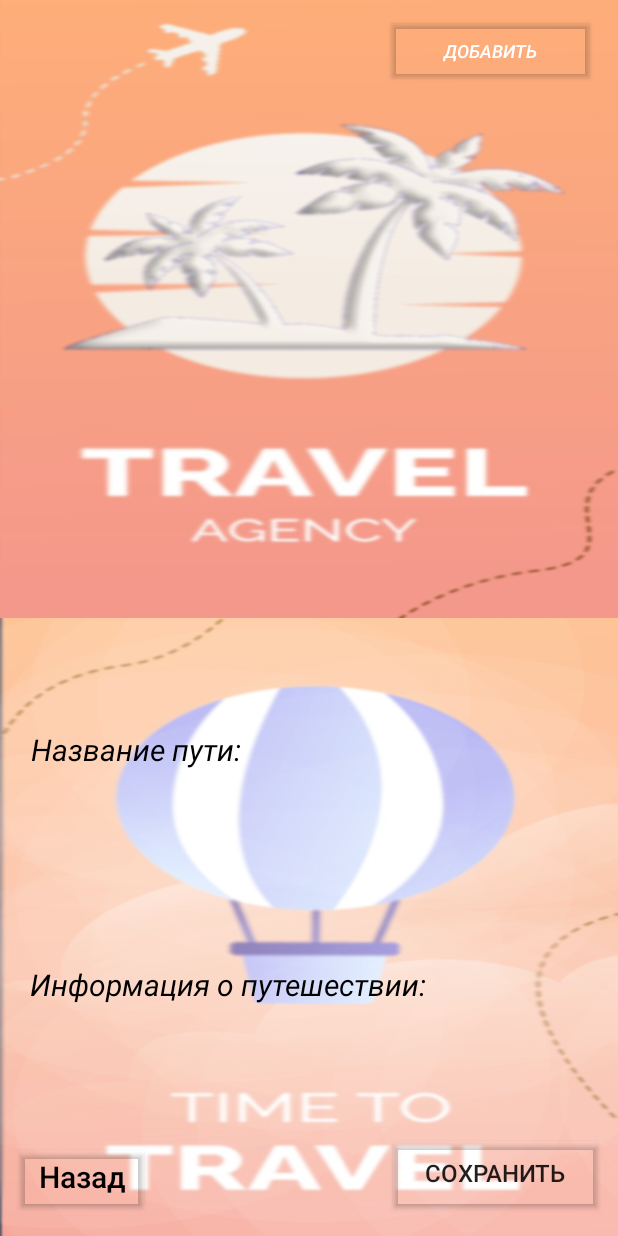
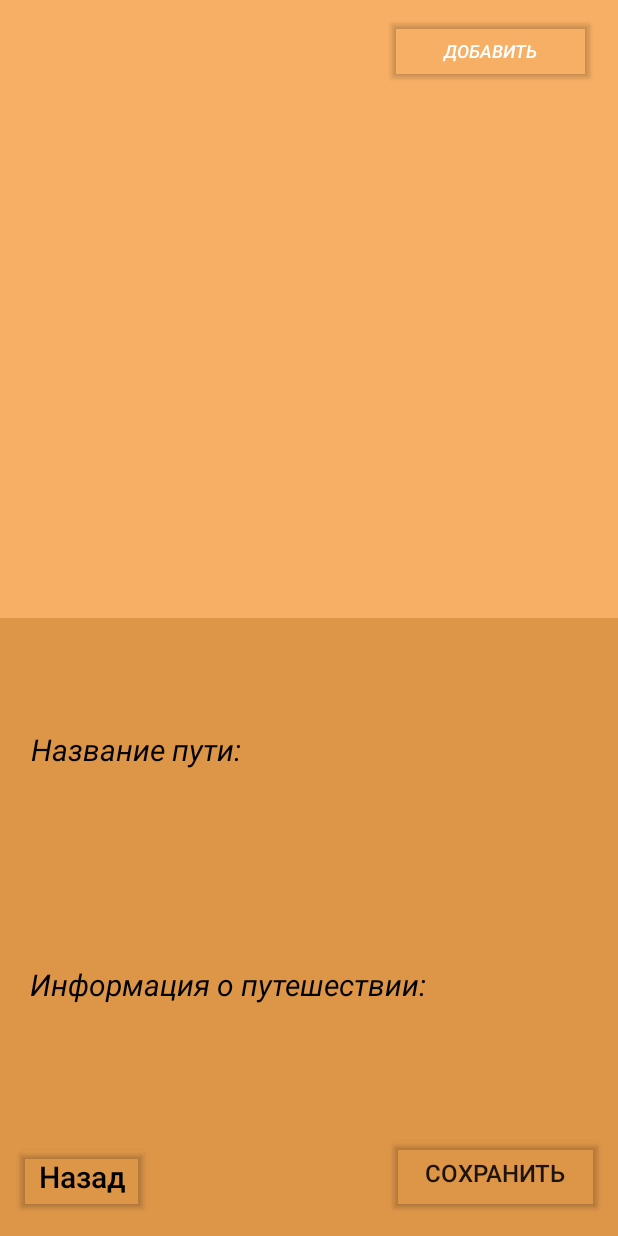
Before and after one commit to l-Mel-l/TravelAnd, an Android app: the screen it shows after launch (MainActivity), after a tap on "ДОБАВИТЬ", on a phone screen of 412 x 824 dp. Run offline under Robolectric (Android 15) with nearby library versions, the phone set to English and light mode, and no system bars.

Commit message:
чё-то сделал5

```diff
--- a/app/src/main/java/com/example/traveland/MainActivity.java
+++ b/app/src/main/java/com/example/traveland/MainActivity.java
@@ -27,6 +27,7 @@ public class MainActivity extends AppCompatActivity {
         if (savedInstanceState == null) {
             // Если это первый запуск, открываем фрагмент со списком заметок
             showNotesListFragment();
+
         }
     }
 
@@ -34,7 +35,6 @@ public class MainActivity extends AppCompatActivity {
     private void showNotesListFragment() {
         FragmentTransaction transaction = fragmentManager.beginTransaction();
         transaction.replace(R.id.listFragment, notesListFragment);
-        transaction.addToBackStack(null);
         transaction.commit();
     }
 
@@ -50,6 +50,7 @@ public class MainActivity extends AppCompatActivity {
         transaction.replace(R.id.detailFragment, noteEditFragment);
         transaction.addToBackStack(null);
         transaction.commit();
+        showNotesListFragment();
     }
 
     // Обработка результата из фрагмента редактирования заметки
@@ -63,7 +64,7 @@ public class MainActivity extends AppCompatActivity {
         }
 
         // Обновляем список заметок
-        notesListFragment.updateNotesList();
+       notesListFragment.updateNotesList();
        showNotesListFragment(); // Переключаемся обратно на список заметок
     }
 }
--- a/app/src/main/java/com/example/traveland/NoteEditFragment.java
+++ b/app/src/main/java/com/example/traveland/NoteEditFragment.java
@@ -48,10 +48,13 @@ public class NoteEditFragment extends Fragment {
                     // Передаем данные в активность
                     if (getActivity() != null) {
                         ((MainActivity) getActivity()).onNoteEditResult(noteId, title, content);
+                        getActivity().getSupportFragmentManager().popBackStack();
+
                     }
                 }
             }
         });
+
 
         backbutton.setOnClickListener(new View.OnClickListener() {
             @Override
@@ -62,8 +65,6 @@ public class NoteEditFragment extends Fragment {
                 }
             }
         });
-
-        // Остальной код остается таким же
 
         return view;
     }
--- a/app/src/main/java/com/example/traveland/NotesListFragment.java
+++ b/app/src/main/java/com/example/traveland/NotesListFragment.java
@@ -60,4 +60,7 @@ public class NotesListFragment extends Fragment {
 
         return view;
     }
+    public void updateNotesList() {
+        cursorAdapter.changeCursor(dataBaseAccessor.getAllNotes());
+    }
 }
--- a/app/src/main/res/layout/fragment_note_edit.xml
+++ b/app/src/main/res/layout/fragment_note_edit.xml
@@ -1,12 +1,12 @@
 <?xml version="1.0" encoding="utf-8"?>
-<androidx.constraintlayout.widget.ConstraintLayout
-    xmlns:android="http://schemas.android.com/apk/res/android"
+<androidx.constraintlayout.widget.ConstraintLayout xmlns:android="http://schemas.android.com/apk/res/android"
     xmlns:app="http://schemas.android.com/apk/res-auto"
     xmlns:tools="http://schemas.android.com/tools"
     android:layout_width="match_parent"
     android:layout_height="match_parent"
-    android:orientation="vertical"
-    android:background="@drawable/sec">
+    android:background="#EAA153"
+    android:backgroundTint="#DD9548"
+    android:orientation="vertical">
 
     <EditText
         android:id="@+id/titleEditText"
--- a/app/src/main/res/layout/fragment_notes_list.xml
+++ b/app/src/main/res/layout/fragment_notes_list.xml
@@ -1,11 +1,10 @@
 <?xml version="1.0" encoding="utf-8"?>
-<androidx.constraintlayout.widget.ConstraintLayout
-    xmlns:android="http://schemas.android.com/apk/res/android"
+<androidx.constraintlayout.widget.ConstraintLayout xmlns:android="http://schemas.android.com/apk/res/android"
     xmlns:app="http://schemas.android.com/apk/res-auto"
     xmlns:tools="http://schemas.android.com/tools"
     android:layout_width="match_parent"
     android:layout_height="match_parent"
-    android:background="@drawable/ghjhgfd__2_">
+    android:background="#F6AF64">
 
     <ListView
         android:id="@+id/listView"
```
